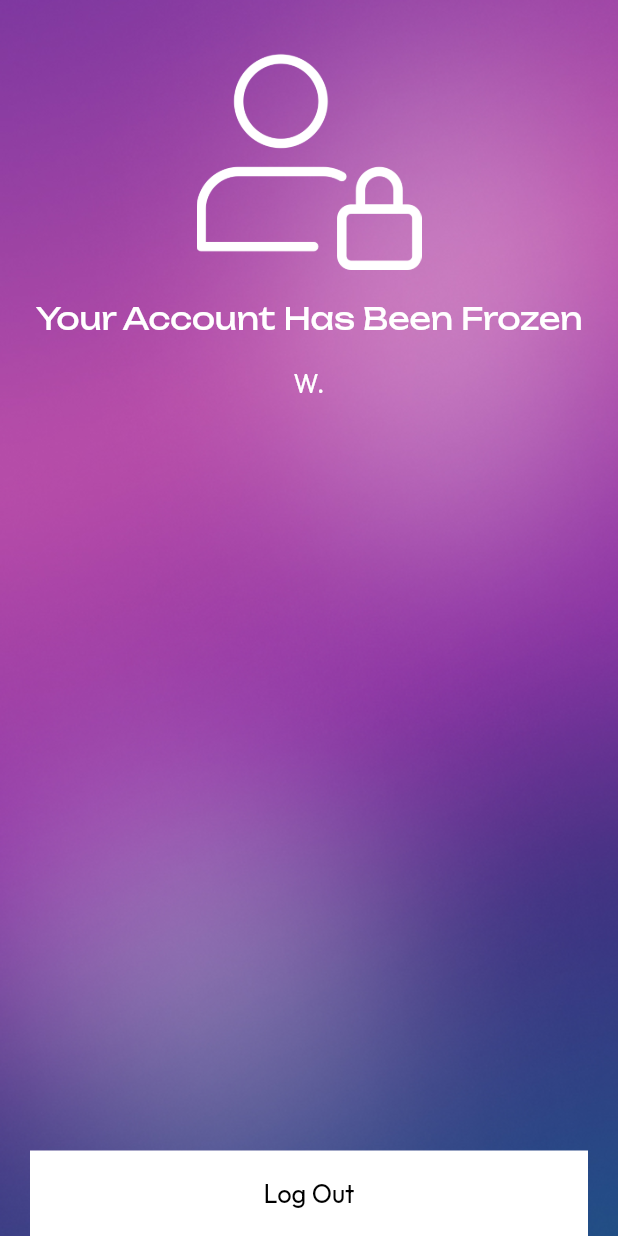
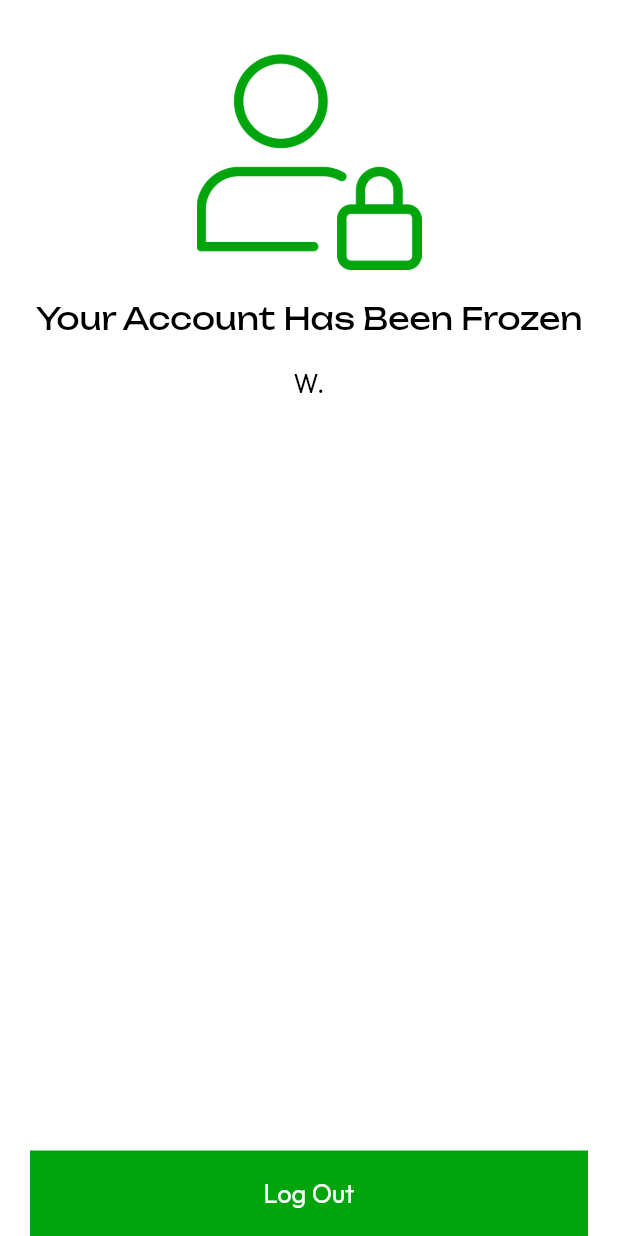
Before and after one commit to david-inceptives/StakBread, a Flutter app: the SessionExpiredScreen screen opened directly, on a phone screen of 412 x 824 dp. Run offline on Flutter 3.47's test engine with Material 3 defaults, Android fonts, the phone set to English and light mode, and no system bars; our stand-ins replace app_links, cached_network_image, cloud_firestore, connectivity_plus, csv, device_preview and 35 more; missing offline and left inert: audio_session, audio_waveforms, deepar_flutter_plus, detectable_text_field, figma_squircle_updated and 10 more; accounts and stored records are empty; network calls fail; statements that could not run were skipped; project files that could hold a hidden picture were left out.

Commit message:
session expire screen updated

```diff
--- a/lib/screen/session_expired_screen/session_expired_screen.dart
+++ b/lib/screen/session_expired_screen/session_expired_screen.dart
@@ -32,7 +32,6 @@ class _SessionExpiredScreenState extends State<SessionExpiredScreen> {
     return Scaffold(
       body: Stack(
         children: [
-          const ThemeBlurBg(),
           Padding(
             padding: const EdgeInsets.symmetric(horizontal: 20),
             child: SafeArea(
@@ -41,7 +40,7 @@ class _SessionExpiredScreenState extends State<SessionExpiredScreen> {
                 children: [
                   const SizedBox(height: 10),
                   Image.asset(widget.type.icon,
-                      height: 150, width: 150, color: ColorRes.whitePure),
+                      height: 150, width: 150, color: ColorRes.green),
                   Expanded(
                       child: SingleChildScrollView(
                     child: Column(
@@ -49,7 +48,7 @@ class _SessionExpiredScreenState extends State<SessionExpiredScreen> {
                       children: [
                         Text(widget.type.title.tr,
                             style: TextStyleCustom.unboundedRegular400(
-                                color: ColorRes.whitePure, fontSize: 20)),
+                                color: ColorRes.blackPure, fontSize: 20)),
                         Obx(() {
                           final helpMail = settings.value?.helpMail ?? '';
 
@@ -61,7 +60,7 @@ class _SessionExpiredScreenState extends State<SessionExpiredScreen> {
                           return RichText(
                             text: TextSpan(
                               style: TextStyleCustom.outFitRegular400(
-                                  color: ColorRes.bgGrey, fontSize: 17),
+                                  color: ColorRes.blackPure, fontSize: 17),
                               children: [
                                 TextSpan(text: parts.first),
                                 TextSpan(
@@ -72,7 +71,7 @@ class _SessionExpiredScreenState extends State<SessionExpiredScreen> {
                                         _url.lunchUrlWithHttps;
                                       },
                                     style: TextStyleCustom.outFitBold700(
-                                        color: ColorRes.bgGrey, fontSize: 17)),
+                                        color: ColorRes.green, fontSize: 17)),
                                 if (parts.length > 1)
                                   TextSpan(text: parts.last),
                               ],
@@ -95,8 +94,8 @@ class _SessionExpiredScreenState extends State<SessionExpiredScreen> {
                       }
                     },
                     title: widget.type.actionName,
-                    backgroundColor: ColorRes.whitePure,
-                    titleColor: ColorRes.blackPure,
+                    backgroundColor: ColorRes.green,
+                    titleColor: ColorRes.whitePure,
                     margin: const EdgeInsets.only(top: 20),
                   )
                 ],
```
